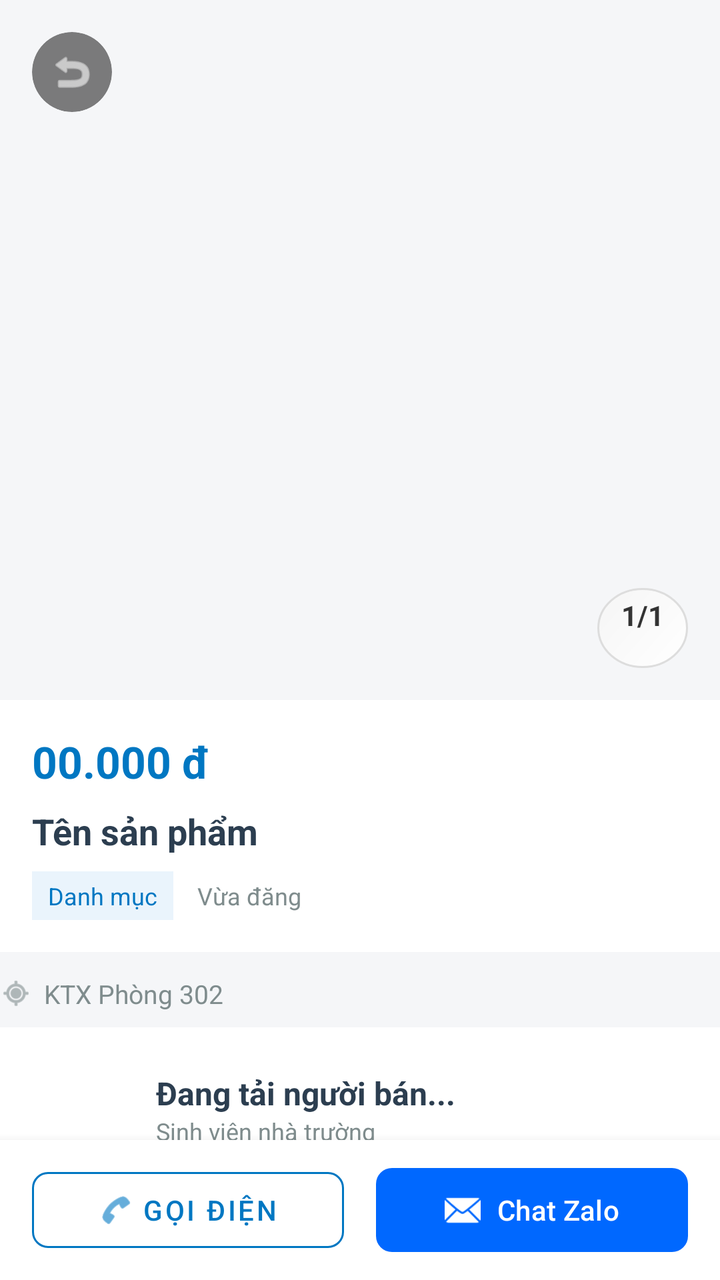
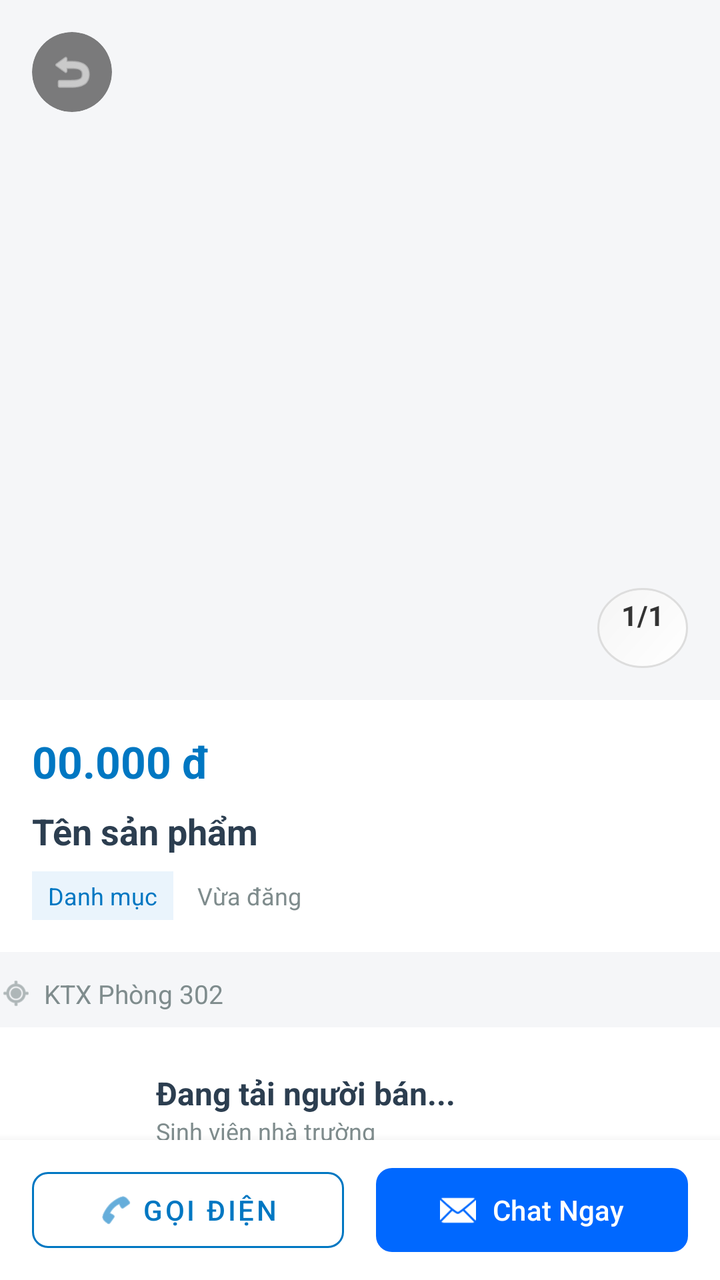

An Android layout rendered at two revisions. The XML below is the earlier revision; the diff shows what the commit changed to produce the second picture.
<!-- AndroidManifest.xml: application theme Theme.Marketplace -->
<!-- res/layout/activity_product_detail.xml -->
<?xml version="1.0" encoding="utf-8"?>
<androidx.constraintlayout.widget.ConstraintLayout
    xmlns:android="http://schemas.android.com/apk/res/android"
    xmlns:app="http://schemas.android.com/apk/res-auto"
    android:layout_width="match_parent"
    android:layout_height="match_parent"
    android:background="#F5F6F8"> 

    
    <androidx.core.widget.NestedScrollView
        android:layout_width="match_parent"
        android:layout_height="0dp"
        app:layout_constraintTop_toTopOf="parent"
        app:layout_constraintBottom_toTopOf="@id/bottomActionBar">

        <LinearLayout
            android:layout_width="match_parent"
            android:layout_height="wrap_content"
            android:orientation="vertical">

            
            <RelativeLayout
                android:layout_width="match_parent"
                android:layout_height="350dp">

                <androidx.viewpager2.widget.ViewPager2
                    android:id="@+id/viewPagerImages"
                    android:layout_width="match_parent"
                    android:layout_height="match_parent" />

                
                <com.google.android.material.card.MaterialCardView
                    android:id="@+id/btnBack"
                    android:layout_width="40dp"
                    android:layout_height="40dp"
                    android:layout_margin="16dp"
                    app:cardCornerRadius="20dp"
                    app:cardBackgroundColor="#80000000"
                    app:strokeWidth="0dp">
                    <ImageView
                        android:layout_width="24dp"
                        android:layout_height="24dp"
                        android:layout_gravity="center"
                        android:src="@android:drawable/ic_menu_revert"
                        app:tint="#FFFFFF" />
                </com.google.android.material.card.MaterialCardView>

                
                <TextView
                    android:id="@+id/tvImageCounter"
                    android:layout_width="wrap_content"
                    android:layout_height="wrap_content"
                    android:layout_alignParentBottom="true"
                    android:layout_alignParentEnd="true"
                    android:layout_margin="16dp"
                    android:background="@drawable/bg_circle_white"
                    android:paddingHorizontal="12dp"
                    android:paddingVertical="4dp"
                    android:text="1/1"
                    android:textColor="#333"
                    android:textStyle="bold" />
            </RelativeLayout>

            
            <LinearLayout
                android:layout_width="match_parent"
                android:layout_height="wrap_content"
                android:background="#FFFFFF"
                android:orientation="vertical"
                android:padding="16dp">

                <TextView
                    android:id="@+id/tvPrice"
                    android:layout_width="match_parent"
                    android:layout_height="wrap_content"
                    android:text="00.000 đ"
                    android:textColor="@color/ocean_blue_primary"
                    android:textSize="22sp"
                    android:textStyle="bold" />

                <TextView
                    android:id="@+id/tvTitle"
                    android:layout_width="match_parent"
                    android:layout_height="wrap_content"
                    android:layout_marginTop="8dp"
                    android:text="Tên sản phẩm"
                    android:textColor="@color/text_primary"
                    android:textSize="18sp"
                    android:textStyle="bold" />

                <LinearLayout
                    android:layout_width="match_parent"
                    android:layout_height="wrap_content"
                    android:layout_marginTop="8dp"
                    android:orientation="horizontal">

                    <TextView
                        android:id="@+id/tvCategory"
                        android:layout_width="wrap_content"
                        android:layout_height="wrap_content"
                        android:background="#EAF4FC"
                        android:paddingHorizontal="8dp"
                        android:paddingVertical="4dp"
                        android:text="Danh mục"
                        android:textColor="@color/ocean_blue_primary"
                        android:textSize="12sp" />

                    <TextView
                        android:id="@+id/tvDate"
                        android:layout_width="wrap_content"
                        android:layout_height="wrap_content"
                        android:layout_marginStart="12dp"
                        android:text="Vừa đăng"
                        android:textColor="@color/text_secondary"
                        android:textSize="12sp" />
                </LinearLayout>
            </LinearLayout>

            <LinearLayout
                android:layout_width="match_parent"
                android:layout_height="wrap_content"
                android:layout_marginTop="12dp"
                android:orientation="horizontal"
                android:gravity="center_vertical">

                <ImageView
                    android:layout_width="16dp"
                    android:layout_height="16dp"
                    android:src="@android:drawable/ic_menu_mylocation"
                    app:tint="@color/text_secondary" />

                <TextView
                    android:id="@+id/tvAddress"
                    android:layout_width="wrap_content"
                    android:layout_height="wrap_content"
                    android:layout_marginStart="6dp"
                    android:text="KTX Phòng 302"
                    android:textColor="@color/text_secondary"
                    android:textSize="13sp" />
            </LinearLayout>
            
            <LinearLayout
                android:layout_width="match_parent"
                android:layout_height="wrap_content"
                android:layout_marginTop="8dp"
                android:background="#FFFFFF"
                android:orientation="horizontal"
                android:padding="16dp"
                android:gravity="center_vertical">

                <com.google.android.material.imageview.ShapeableImageView
                    android:id="@+id/ivSellerAvatar"
                    android:layout_width="50dp"
                    android:layout_height="50dp"
                    android:scaleType="centerCrop"
                    app:shapeAppearanceOverlay="@style/CircleImage"
                    android:src="@android:drawable/sym_def_app_icon"/>

                <LinearLayout
                    android:layout_width="wrap_content"
                    android:layout_height="wrap_content"
                    android:layout_marginStart="12dp"
                    android:orientation="vertical">

                    <TextView
                        android:id="@+id/tvSellerName"
                        android:layout_width="wrap_content"
                        android:layout_height="wrap_content"
                        android:text="Đang tải người bán..."
                        android:textColor="@color/text_primary"
                        android:textSize="16sp"
                        android:textStyle="bold" />

                    <TextView
                        android:layout_width="wrap_content"
                        android:layout_height="wrap_content"
                        android:text="Sinh viên nhà trường"
                        android:textColor="@color/text_secondary"
                        android:textSize="12sp" />
                </LinearLayout>
            </LinearLayout>

            
            <LinearLayout
                android:layout_width="match_parent"
                android:layout_height="wrap_content"
                android:layout_marginTop="8dp"
                android:background="#FFFFFF"
                android:orientation="vertical"
                android:padding="16dp">

                <TextView
                    android:layout_width="wrap_content"
                    android:layout_height="wrap_content"
                    android:text="Chi tiết sản phẩm"
                    android:textColor="@color/text_primary"
                    android:textSize="16sp"
                    android:textStyle="bold" />

                <TextView
                    android:id="@+id/tvDescription"
                    android:layout_width="match_parent"
                    android:layout_height="wrap_content"
                    android:layout_marginTop="8dp"
                    android:lineSpacingExtra="4dp"
                    android:text="Mô tả..."
                    android:textColor="@color/text_secondary"
                    android:textSize="14sp" />
            </LinearLayout>
        </LinearLayout>
    </androidx.core.widget.NestedScrollView>

    
    <LinearLayout
        android:id="@+id/bottomActionBar"
        android:layout_width="match_parent"
        android:layout_height="70dp"
        android:background="#FFFFFF"
        android:elevation="8dp"
        android:orientation="horizontal"
        android:paddingHorizontal="16dp"
        android:paddingVertical="10dp"
        app:layout_constraintBottom_toBottomOf="parent">

        <com.google.android.material.button.MaterialButton
            android:id="@+id/btnCall"
            style="@style/Widget.MaterialComponents.Button.OutlinedButton"
            android:layout_width="0dp"
            android:layout_height="match_parent"
            android:layout_weight="1"
            android:layout_marginEnd="8dp"
            android:text="Gọi điện"
            app:cornerRadius="8dp"
            app:icon="@android:drawable/ic_menu_call"
            app:iconGravity="textStart"
            app:strokeColor="@color/ocean_blue_primary"
            android:textColor="@color/ocean_blue_primary" />

        <com.google.android.material.button.MaterialButton
            android:id="@+id/btnZalo"
            android:layout_width="0dp"
            android:layout_height="match_parent"
            android:layout_weight="1"
            android:layout_marginStart="8dp"
            android:text="Chat Zalo"
            app:backgroundTint="#0068FF"
            app:cornerRadius="8dp"
            app:icon="@android:drawable/ic_dialog_email"
            app:iconGravity="textStart" />
    </LinearLayout>

</androidx.constraintlayout.widget.ConstraintLayout>
<!-- resources referenced by this layout -->
<resources>
  <color name="ocean_blue_primary">#0077C2</color>
  <color name="text_primary">#2C3E50</color>
  <color name="text_secondary">#7F8C8D</color>
  <!-- drawable bg_circle_white (drawable) -->
  <?xml version="1.0" encoding="utf-8"?>
  <shape xmlns:android="http://schemas.android.com/apk/res/android"
      android:shape="oval">
  
      <gradient
          android:startColor="#FFFFFF"
          android:endColor="#F5F5F5"
          android:angle="135" />
  
      <stroke
          android:width="1dp"
          android:color="#DDDDDD" />
  
      <size
          android:width="40dp"
          android:height="40dp" />
  
  </shape>
  <style name="CircleImage">
          <item name="cornerSize">50%</item>
      </style>
  <style name="Theme.Marketplace" parent="Base.Theme.Marketplace" />
  <style name="Base.Theme.Marketplace" parent="Theme.Material3.DayNight.NoActionBar">
          
          <item name="colorPrimary">@color/ocean_blue_primary</item>
          <item name="colorOnPrimary">#FFFFFF</item>
          <item name="colorPrimaryContainer">@color/ocean_blue_light</item>
  
          
          <item name="colorSecondary">@color/ocean_blue_dark</item>
          <item name="colorError">#B00020</item>
      </style>
  <color name="ocean_blue_light">#59A5F5</color>
  <color name="ocean_blue_dark">#004C8C</color>
</resources>

<!-- the commit's change to res/layout/activity_product_detail.xml (unified diff, before → after) -->
@@ -237,12 +237,12 @@
             android:textColor="@color/ocean_blue_primary" />
 
         <com.google.android.material.button.MaterialButton
-            android:id="@+id/btnZalo"
+            android:id="@+id/btnChat"
             android:layout_width="0dp"
             android:layout_height="match_parent"
             android:layout_weight="1"
             android:layout_marginStart="8dp"
-            android:text="Chat Zalo"
+            android:text="Chat Ngay"
             app:backgroundTint="#0068FF"
             app:cornerRadius="8dp"
             app:icon="@android:drawable/ic_dialog_email"
